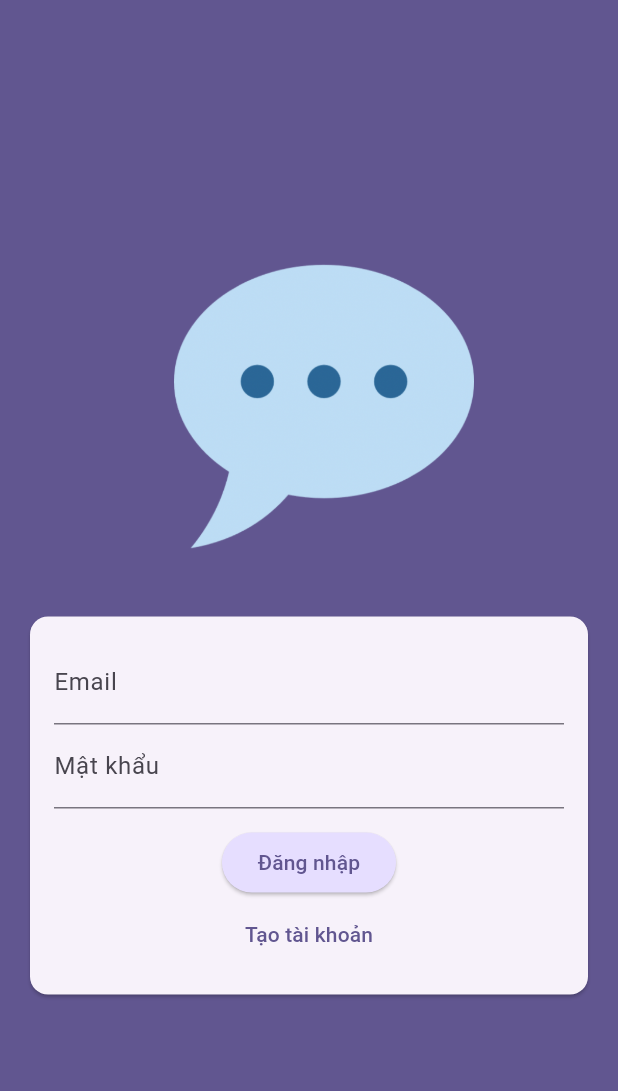
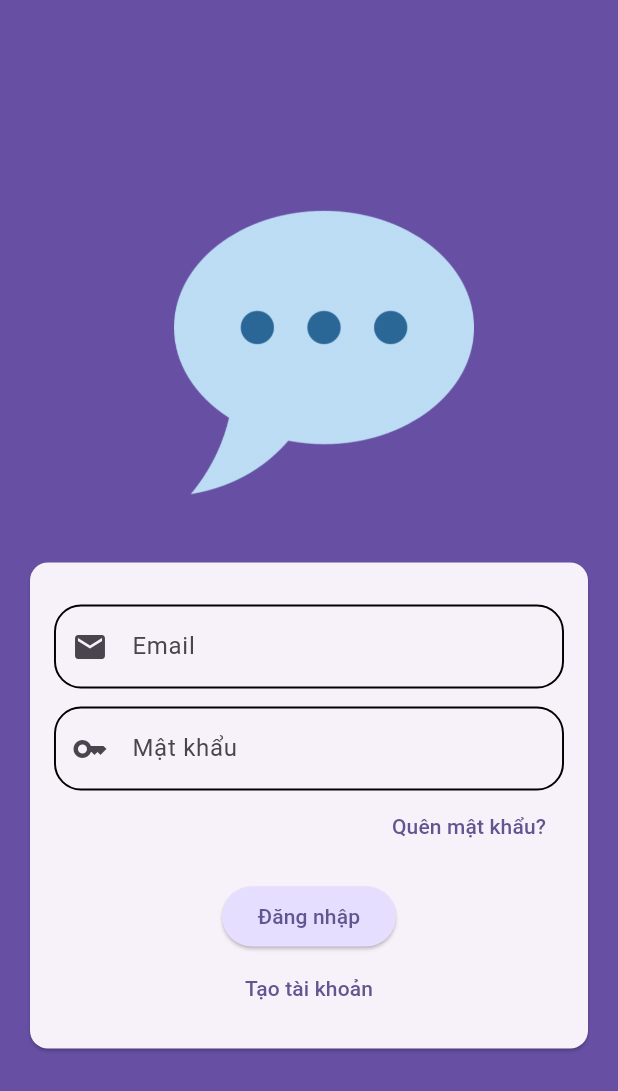
Before and after one commit to nmd1406/Flutter-Chat-App, a Flutter app: the screen it shows after launch, on a phone screen of 412 x 824 dp. Shown: the top 1091 px of the screen. Run offline on Flutter 3.47's test engine with Material 3 defaults, Android fonts, the light colour scheme and no system bars; our stand-ins replace cloud_firestore, firebase_auth, firebase_core, firebase_storage, image_picker; accounts and stored records are empty.

Commit message:
add some decoration to text fields and add forget password button

```diff
--- a/lib/screens/auth.dart
+++ b/lib/screens/auth.dart
@@ -1,5 +1,6 @@
 import 'dart:io';
 
+import 'package:chat_app/screens/forget_password.dart';
 import 'package:chat_app/widgets/user_image_picker.dart';
 import 'package:cloud_firestore/cloud_firestore.dart';
 import 'package:firebase_storage/firebase_storage.dart';
@@ -91,7 +92,7 @@ class _AuthScreenState extends State<AuthScreen> {
   @override
   Widget build(BuildContext context) {
     return Scaffold(
-      backgroundColor: Theme.of(context).colorScheme.primary,
+      backgroundColor: Theme.of(context).primaryColor,
       body: Center(
         child: SingleChildScrollView(
           child: Column(
@@ -122,9 +123,37 @@ class _AuthScreenState extends State<AuthScreen> {
                                 _selectedImage = pickedImage;
                               },
                             ),
-                          TextFormField(
-                            decoration: const InputDecoration(
+                          Padding(
+                            padding: const EdgeInsets.symmetric(vertical: 12),
+                            child: TextFormField(
+                              decoration: InputDecoration(
                                 labelText: "Email",
+                                prefixIcon: Icon(Icons.email),
+                                enabledBorder: OutlineInputBorder(
+                                  borderRadius: BorderRadius.circular(18),
+                                  borderSide: BorderSide(width: 1.3),
+                                ),
+                                focusedBorder: OutlineInputBorder(
+                                  borderRadius: BorderRadius.circular(18),
+                                  borderSide: BorderSide(
+                                    width: 1.3,
+                                    color: Theme.of(context).primaryColor,
+                                  ),
+                                ),
+                                focusedErrorBorder: OutlineInputBorder(
+                                  borderRadius: BorderRadius.circular(18),
+                                  borderSide: BorderSide(
+                                    width: 1.3,
+                                    color: Theme.of(context).colorScheme.error,
+                                  ),
+                                ),
+                                errorBorder: OutlineInputBorder(
+                                  borderRadius: BorderRadius.circular(18),
+                                  borderSide: BorderSide(
+                                    width: 1.3,
+                                    color: Theme.of(context).colorScheme.error,
+                                  ),
+                                ),
                               ),
                               keyboardType: TextInputType.emailAddress,
                               autocorrect: false,
@@ -141,10 +170,42 @@ class _AuthScreenState extends State<AuthScreen> {
                                 _enteredEmail = newValue!;
                               },
                             ),
+                          ),
                           if (!_isLogin)
-                            TextFormField(
-                              decoration:
-                                  InputDecoration(labelText: "Tên người dùng"),
+                            Padding(
+                              padding: const EdgeInsets.only(bottom: 12),
+                              child: TextFormField(
+                                decoration: InputDecoration(
+                                  labelText: "Tên người dùng",
+                                  prefixIcon: Icon(Icons.person),
+                                  enabledBorder: OutlineInputBorder(
+                                    borderRadius: BorderRadius.circular(18),
+                                    borderSide: BorderSide(width: 1.3),
+                                  ),
+                                  focusedBorder: OutlineInputBorder(
+                                    borderRadius: BorderRadius.circular(18),
+                                    borderSide: BorderSide(
+                                      width: 1.3,
+                                      color: Theme.of(context).primaryColor,
+                                    ),
+                                  ),
+                                  focusedErrorBorder: OutlineInputBorder(
+                                    borderRadius: BorderRadius.circular(18),
+                                    borderSide: BorderSide(
+                                      width: 1.3,
+                                      color:
+                                          Theme.of(context).colorScheme.error,
+                                    ),
+                                  ),
+                                  errorBorder: OutlineInputBorder(
+                                    borderRadius: BorderRadius.circular(18),
+                                    borderSide: BorderSide(
+                                      width: 1.3,
+                                      color:
+                                          Theme.of(context).colorScheme.error,
+                                    ),
+                                  ),
+                                ),
                                 enableSuggestions: false,
                                 autocorrect: false,
                                 validator: (value) {
@@ -160,9 +221,36 @@ class _AuthScreenState extends State<AuthScreen> {
                                   _enteredUsername = newValue!;
                                 },
                               ),
+                            ),
                           TextFormField(
-                            decoration: const InputDecoration(
-                              labelText: 'Mật khẩu',
+                            decoration: InputDecoration(
+                              labelText: "Mật khẩu",
+                              prefixIcon: Icon(Icons.key),
+                              enabledBorder: OutlineInputBorder(
+                                borderRadius: BorderRadius.circular(18),
+                                borderSide: BorderSide(width: 1.3),
+                              ),
+                              focusedBorder: OutlineInputBorder(
+                                borderRadius: BorderRadius.circular(18),
+                                borderSide: BorderSide(
+                                  width: 1.3,
+                                  color: Theme.of(context).primaryColor,
+                                ),
+                              ),
+                              focusedErrorBorder: OutlineInputBorder(
+                                borderRadius: BorderRadius.circular(18),
+                                borderSide: BorderSide(
+                                  width: 1.3,
+                                  color: Theme.of(context).colorScheme.error,
+                                ),
+                              ),
+                              errorBorder: OutlineInputBorder(
+                                borderRadius: BorderRadius.circular(18),
+                                borderSide: BorderSide(
+                                  width: 1.3,
+                                  color: Theme.of(context).colorScheme.error,
+                                ),
+                              ),
                             ),
                             obscureText: true,
                             validator: (value) {
@@ -175,6 +263,25 @@ class _AuthScreenState extends State<AuthScreen> {
                             onSaved: (newValue) {
                               _enteredPassword = newValue!;
                             },
+                          ),
+                          if (_isLogin)
+                            Row(
+                              mainAxisAlignment: MainAxisAlignment.end,
+                              children: [
+                                TextButton(
+                                  onPressed: () {
+                                    Navigator.of(context).push(
+                                      MaterialPageRoute(
+                                        builder: (context) =>
+                                            ForgetPasswordScreen(),
+                                      ),
+                                    );
+                                  },
+                                  child: Text(
+                                    "Quên mật khẩu?",
+                                  ),
+                                ),
+                              ],
                             ),
                           const SizedBox(height: 12),
                           if (_isAuthenticating) CircularProgressIndicator(),
```
Lines whose indentation alone changed are shown as unchanged.
